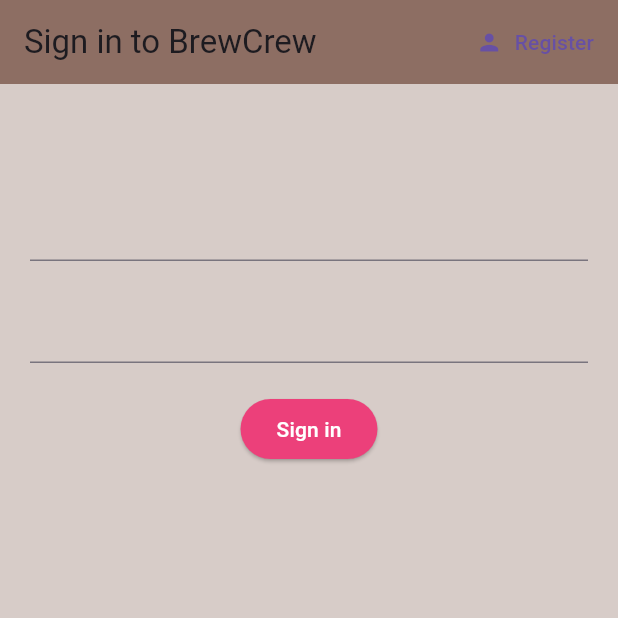
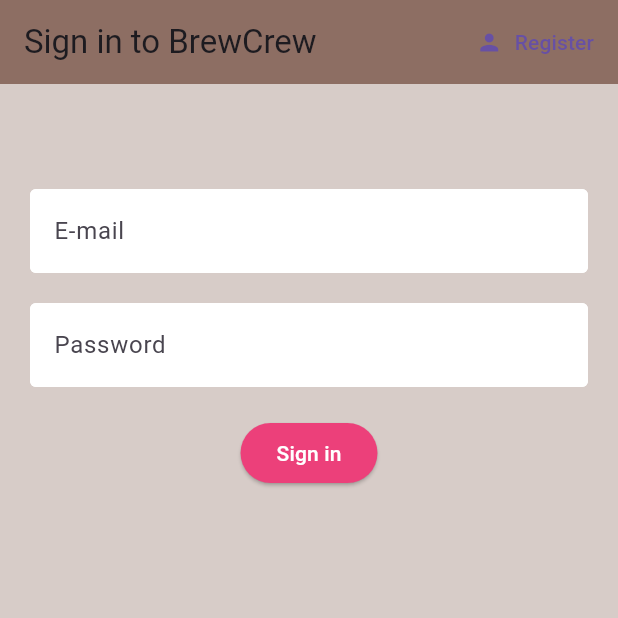
Before and after one commit to barbiexsofia/BrewCrew_tutorial, a Flutter app: the screen it shows after launch, on a phone screen of 412 x 824 dp, the top half of it. Run offline on Flutter 3.47's test engine with Material 3 defaults, Android fonts, the phone set to English and light mode, and no system bars; our stand-ins replace firebase_auth, firebase_core; missing offline and left inert: dart:js_interop; accounts and stored records are empty.

Commit message:
End of tutorial 14:  - Added TextFormField decoration

```diff
--- a/brew_crew_tutorial/lib/screens/authenticate/register.dart
+++ b/brew_crew_tutorial/lib/screens/authenticate/register.dart
@@ -1,5 +1,8 @@
+import 'dart:math';
+
 import 'package:brew_crew_tutorial/models/user.dart';
 import 'package:brew_crew_tutorial/screens/authenticate/auth_notifier.dart';
+import 'package:brew_crew_tutorial/shared/constants.dart';
 import 'package:flutter/material.dart';
 import 'package:provider/provider.dart';
 
@@ -47,6 +50,7 @@
             children: <Widget>[
               const SizedBox(height: 20.0),
               TextFormField(
+                decoration: textInputDecoration.copyWith(hintText: 'E-mail'),
                 validator: (val) => val!.isEmpty || !val.contains("@")
                     ? 'Enter an email'
                     : null,
@@ -57,6 +61,7 @@
               const SizedBox(height: 20.0),
               TextFormField(
                 obscureText: true,
+                decoration: textInputDecoration.copyWith(hintText: 'Password'),
                 validator: (val) =>
                     val!.length < 6 ? 'Enter a password 6+ chars long' : null,
                 onChanged: (val) {
--- a/brew_crew_tutorial/lib/screens/authenticate/sign_in.dart
+++ b/brew_crew_tutorial/lib/screens/authenticate/sign_in.dart
@@ -1,5 +1,6 @@
 import 'package:brew_crew_tutorial/models/user.dart';
 import 'package:brew_crew_tutorial/screens/authenticate/auth_notifier.dart';
+import 'package:brew_crew_tutorial/shared/constants.dart';
 import 'package:flutter/material.dart';
 import 'package:provider/provider.dart';
 
@@ -59,6 +60,7 @@
             children: <Widget>[
               const SizedBox(height: 20.0),
               TextFormField(
+                decoration: textInputDecoration.copyWith(hintText: 'E-mail'),
                 validator: (val) => val!.isEmpty || !val.contains("@")
                     ? 'Enter an email'
                     : null,
@@ -69,6 +71,7 @@
               const SizedBox(height: 20.0),
               TextFormField(
                 obscureText: true,
+                decoration: textInputDecoration.copyWith(hintText: 'Password'),
                 validator: (val) =>
                     val!.length < 6 ? 'Enter a password 6+ chars long' : null,
                 onChanged: (val) {
--- /dev/null
+++ b/brew_crew_tutorial/lib/shared/constants.dart
@@ -0,0 +1,12 @@
+import 'package:flutter/material.dart';
+
+const textInputDecoration = InputDecoration(
+  fillColor: Colors.white,
+  filled: true,
+  enabledBorder: OutlineInputBorder(
+    borderSide: BorderSide(color: Colors.white, width: 2.0),
+  ),
+  focusedBorder: OutlineInputBorder(
+    borderSide: BorderSide(color: Colors.pink, width: 2.0),
+  ),
+);
```
